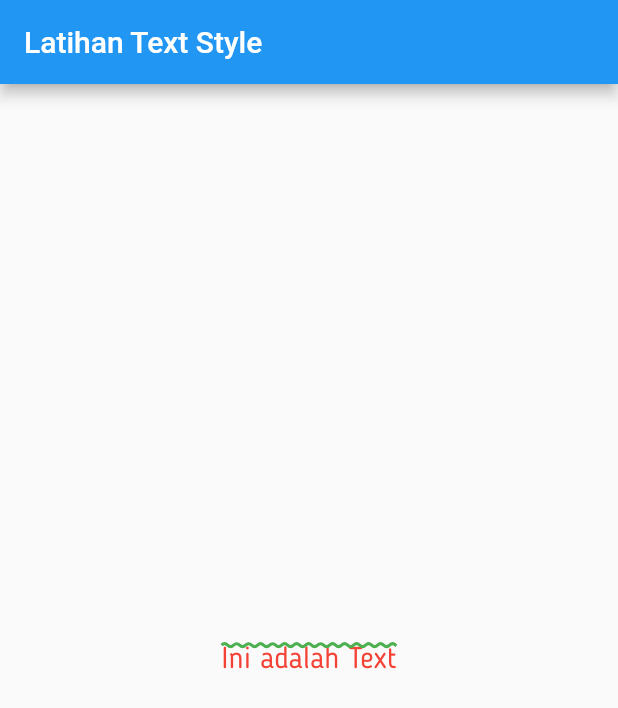
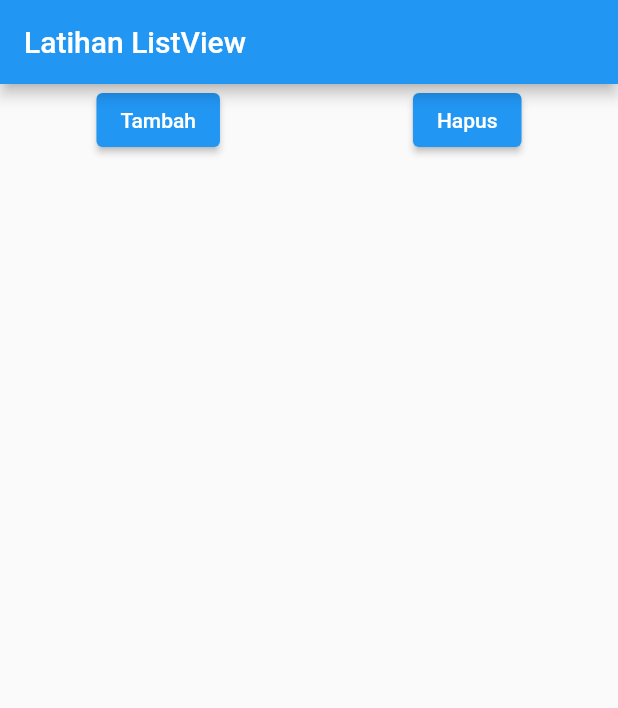
Before and after one commit to askaerlangga/belajar_flutter_dasar, a Flutter app: the screen it shows after launch, on a phone screen of 412 x 824 dp. Shown: the top 708 px of the screen. Run offline on Flutter 3.47's test engine with Material 2 defaults, Android fonts, the phone set to English and light mode, and no system bars.

Commit message:
List dan ListView

```diff
--- a/lib/main.dart
+++ b/lib/main.dart
@@ -4,33 +4,54 @@ import 'package:flutter/material.dart';
 void main() {
   runApp(const MyApp());
 }
-class MyApp extends StatelessWidget {
-  const MyApp({ Key? key }) : super(key: key);
+
+class MyApp extends StatefulWidget {
+  const MyApp({Key? key}) : super(key: key);
+
+  @override
+  _MyAppState createState() => _MyAppState();
+}
+
+class _MyAppState extends State<MyApp> {
+  List<Widget> widgets = [];
+  int i = 1;
 
   @override
   Widget build(BuildContext context) {
     return MaterialApp(
       home: Scaffold(
-        appBar: AppBar(title: Text('Latihan Text Style')),
-        body: Center(
-          child: Column(
-            mainAxisAlignment: MainAxisAlignment.center,
-            children: const <Widget>[
-              Text(
-                'Ini adalah Text',
-                style: TextStyle(
-                  fontFamily: 'Blogger',
-                  fontSize: 20,
-                  color: Colors.red,
-                  decoration: TextDecoration.overline,
-                  decorationColor: Colors.green,
-                  decorationThickness: 5,
-                  decorationStyle: TextDecorationStyle.wavy
-                ),
+        appBar: AppBar(title: Text('Latihan ListView')),
+        body: ListView(children: <Widget>[
+          Row(
+            mainAxisAlignment: MainAxisAlignment.spaceAround,
+            children: <Widget>[
+              ElevatedButton(
+                child: Text('Tambah'),
+                onPressed: () {
+                  setState(() {
+                    widgets.add(
+                        Text('Data ke-$i', style: TextStyle(fontSize: 50)));
+                    i++;
+                  });
+                },
+              ),
+              ElevatedButton(
+                child: Text('Hapus'),
+                onPressed: () {
+                  setState(() {
+                    if (widgets.isNotEmpty) {
+                      widgets.removeLast();
+                      i--;
+                    }
+                  });
+                },
               ),
             ],
           ),
-        ),
+          Column(
+            children: widgets,
+          )
+        ]),
       ),
     );
   }
```
